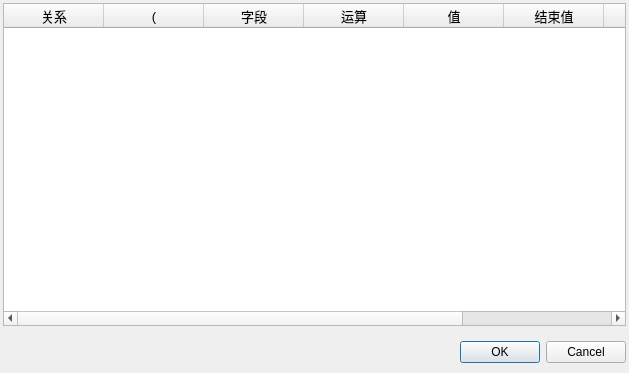
Qt form Ui/WhereStringCreater.ui (golden7602/zion) before a commit.
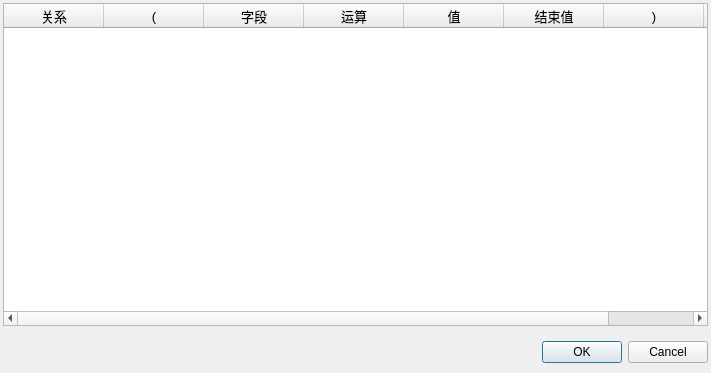
The same form after that commit.

```diff
--- a/Ui/WhereStringCreater.ui
+++ b/Ui/WhereStringCreater.ui
@@ -6,7 +6,7 @@
    <rect>
     <x>0</x>
     <y>0</y>
-    <width>629</width>
+    <width>711</width>
     <height>373</height>
    </rect>
   </property>
```
